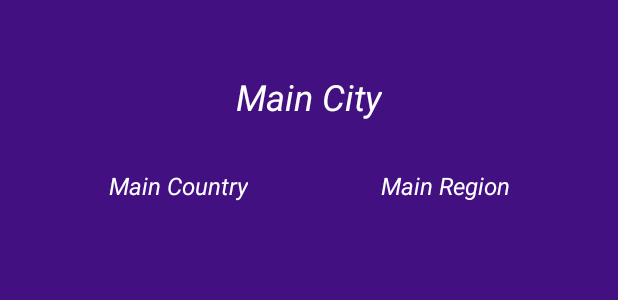
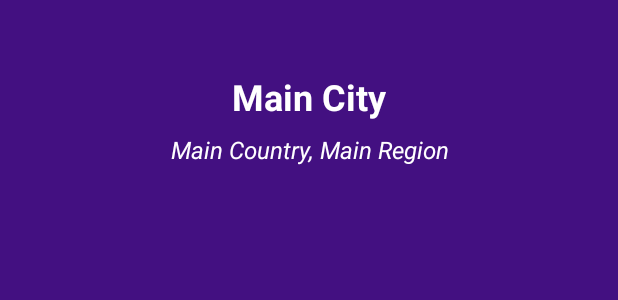
Before and after one commit to PCarretero28/AccuWeatherApp, an Android app: the layout activity_main.xml on its own in the app's theme, with its tools: preview values and no code run, on a phone screen of 412 x 824 dp. Shown: the top 300 px of the screen. Run offline under Robolectric (Android 15) with nearby library versions, the phone set to English and light mode, and no system bars; network calls fail.

Commit message:
Getting city, country and region. Displaying on screen.

```diff
--- a/app/src/main/AndroidManifest.xml
+++ b/app/src/main/AndroidManifest.xml
@@ -2,7 +2,10 @@
 <manifest xmlns:android="http://schemas.android.com/apk/res/android"
     xmlns:tools="http://schemas.android.com/tools">
 
+    <uses-permission android:name="android.permission.INTERNET"/>
+
     <application
+        android:usesCleartextTraffic="true"
         android:allowBackup="true"
         android:dataExtractionRules="@xml/data_extraction_rules"
         android:fullBackupContent="@xml/backup_rules"
--- /dev/null
+++ b/app/src/main/java/com/pcg/accuweatherapp/model/CountryModel.kt
@@ -0,0 +1,6 @@
+package com.pcg.accuweatherapp.model
+
+data class CountryModel (
+    val ID: String,
+    val LocalizedName: String
+)
--- a/app/src/main/java/com/pcg/accuweatherapp/model/LocationModel.kt
+++ b/app/src/main/java/com/pcg/accuweatherapp/model/LocationModel.kt
@@ -2,5 +2,7 @@ package com.pcg.accuweatherapp.model
 
 data class LocationModel(
     val Key: String,
-    val LocalizedName: String
+    val LocalizedName: String,
+    val Region: RegionModel,
+    val Country: CountryModel
 )
--- /dev/null
+++ b/app/src/main/java/com/pcg/accuweatherapp/model/RegionModel.kt
@@ -0,0 +1,6 @@
+package com.pcg.accuweatherapp.model
+
+data class RegionModel (
+    val ID: String,
+    val LocalizedName: String
+)
--- a/app/src/main/res/layout/activity_main.xml
+++ b/app/src/main/res/layout/activity_main.xml
@@ -14,43 +14,31 @@
         android:layout_height="wrap_content"
         tools:text="Main City"
         android:gravity="center"
-        android:padding="16dp"
-        android:layout_marginTop="32dp"
+        android:padding="4dp"
+        android:layout_marginTop="44dp"
         android:textColor="@color/white"
         android:textSize="24sp"
-        android:textStyle="italic"
+        android:textStyle="bold"
         app:layout_constraintEnd_toEndOf="parent"
         app:layout_constraintStart_toStartOf="parent"
         app:layout_constraintTop_toTopOf="parent" />
 
     <TextView
-        android:id="@+id/mainCountry"
+        android:id="@+id/mainCountryRegion"
         android:layout_width="wrap_content"
         android:layout_height="wrap_content"
         android:gravity="center"
-        android:padding="16dp"
+        android:padding="4dp"
         android:textColor="@color/white"
         android:textSize="16sp"
         android:textStyle="italic"
 
-        app:layout_constraintEnd_toStartOf="@id/mainRegion"
+
+        app:layout_constraintEnd_toEndOf="parent"
         app:layout_constraintStart_toStartOf="parent"
         app:layout_constraintTop_toBottomOf="@+id/mainCity"
-        tools:text="Main Country" />
+        tools:text="Main Country, Main Region" />
 
-    <TextView
-        android:id="@+id/mainRegion"
-        android:layout_width="wrap_content"
-        android:layout_height="wrap_content"
-        android:gravity="center"
-        android:padding="16dp"
-        android:textColor="@color/white"
-        android:textSize="16sp"
-        android:textStyle="italic"
 
-        app:layout_constraintEnd_toEndOf="parent"
-        app:layout_constraintStart_toEndOf="@+id/mainCountry"
-        app:layout_constraintTop_toBottomOf="@id/mainCity"
-        tools:text="Main Region" />
 
 </androidx.constraintlayout.widget.ConstraintLayout>
```
Also changed, not shown: app/build.gradle (+9 -5 lines), app/src/main/java/com/pcg/accuweatherapp/MainActivity.kt (+30 -0 lines), app/src/main/java/com/pcg/accuweatherapp/repository/WeatherRepository.kt (added, +44 -0 lines), app/src/main/java/com/pcg/accuweatherapp/retrofit/AccuWeatherAPI.kt (added, +12 -0 lines), app/src/main/java/com/pcg/accuweatherapp/retrofit/RetrofitInstance.kt (added, +16 -0 lines), app/src/main/java/com/pcg/accuweatherapp/viewmodel/LocationViewModel.kt (+11 -3 lines).
